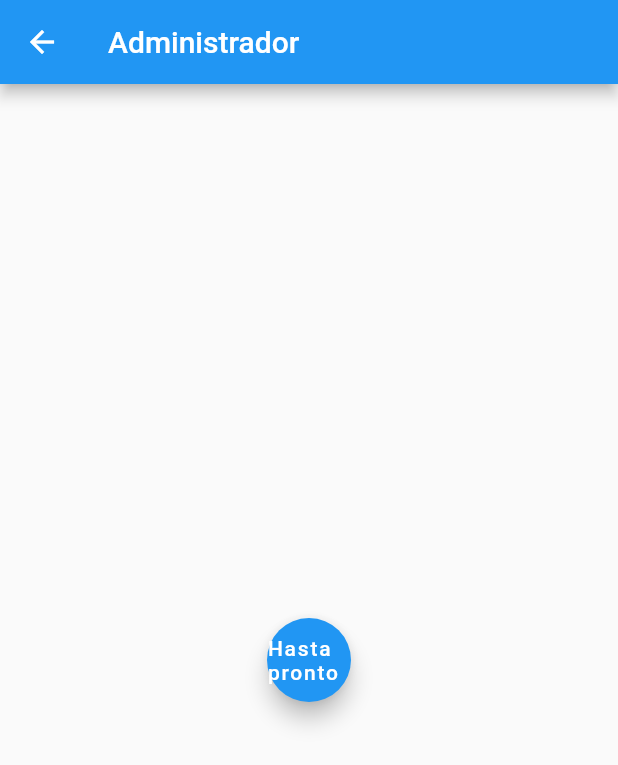
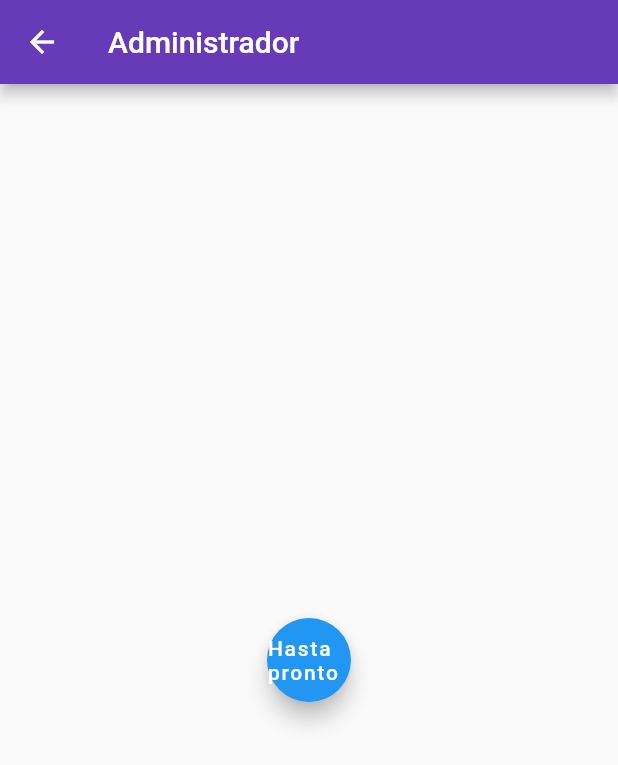
Before and after one commit to LuisCarlosRinconG/Dart, a Flutter app: the admin screen opened directly, on a phone screen of 412 x 824 dp. Shown: the top 765 px of the screen. Run offline on Flutter 3.47's test engine with Material 2 defaults, Android fonts, the phone set to English and light mode, and no system bars; our stand-ins replace cloud_firestore, firebase_core; accounts and stored records are empty.

Commit message:
Verificación de Login

```diff
--- a/lib/main.dart
+++ b/lib/main.dart
@@ -29,6 +29,7 @@ class HomeStart extends State<Home>{
   TextEditingController contrasena = TextEditingController();
   User objUser=User();
   int IyA=0;
+  String n="";
 
   validarDatos() async{
     try{
@@ -46,13 +47,14 @@ class HomeStart extends State<Home>{
               objUser.nombre=cursor.get("NombreUsuario");
               objUser.id=cursor.get("IdentidadUsuario");
               objUser.rol=("Administrador");
+              n=nombre.text;
 
               if(cursor.get("Rol")=="Invitado"){
-                mensaje("Invitado","Bienvenido usuario invitado");
+                mensaje("Invitado","Bienvenido usuario invitado: "+n);
                 IyA=1;
 
               }else if(cursor.get("Rol")=="Admin"){
-                mensaje("Admin","Bienvenido usuario administrador");
+                mensaje("Admin","Bienvenido usuario administrador: "+n);
                 IyA=2;
               }
 
@@ -174,26 +176,9 @@ class invitado extends StatelessWidget {
   Widget build(BuildContext context) {
     return Scaffold(
       appBar: AppBar(
-        title: Text("Invitado"),
-      ),
-      body: Center(
-        child: FloatingActionButton(
-          onPressed: () {
-            Navigator.pop(context);
-          },
-          child: Text('Go back!'),
-        ),
-      ),
-    );
-  }
-}
+        title: Text('Invitado'),
+        backgroundColor: Colors.amberAccent,
 
-class admin extends StatelessWidget {
-  @override
-  Widget build(BuildContext context) {
-    return Scaffold(
-      appBar: AppBar(
-        title: Text("Administrador"),
       ),
       body: Center(
         child: FloatingActionButton(
@@ -206,3 +191,23 @@ class admin extends StatelessWidget {
     );
   }
 }
+
+class admin extends StatelessWidget {
+  @override
+  Widget build(BuildContext context) {
+    return Scaffold(
+      appBar: AppBar(
+        title: Text('Administrador'),
+        backgroundColor: Colors.deepPurple,
+      ),
+      body: Center(
+        child: FloatingActionButton(
+          onPressed: () {
+            Navigator.pop(context);
+          },
+          child: Text('Hasta pronto'),
+        ),
+      ),
+    );
+  }
+}
```
